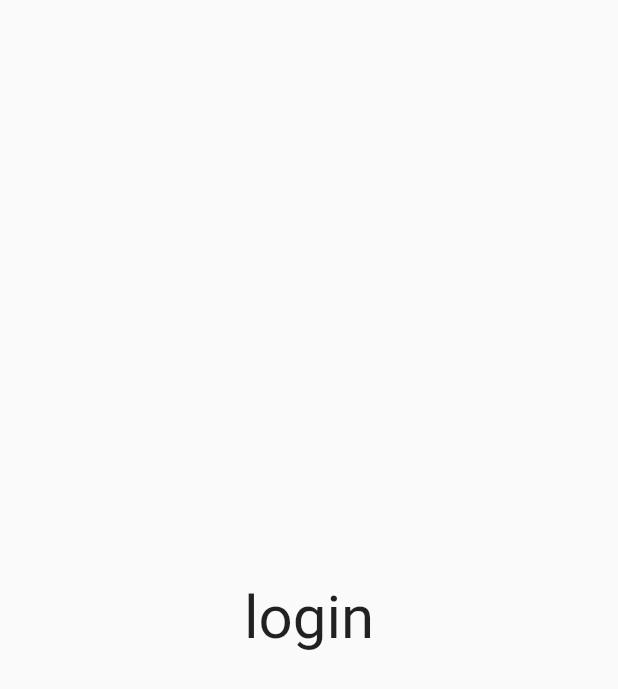
After one commit to sahil-santosh/fluttrPoint, a Flutter app: the screen it shows after launch, on a phone screen of 412 x 824 dp. The commit adds this screen. Shown: the top 689 px of the screen. Run offline on Flutter 3.47's test engine with Material 2 defaults, Android fonts, the phone set to English and light mode, and no system bars.

Commit message:
day2 completed

```diff
--- a/lib/main.dart
+++ b/lib/main.dart
@@ -1,5 +1,6 @@
 import 'package:flutter/material.dart';
-import 'package:flutter_catalog/home_page.dart';
+import 'package:flutter_catalog/pages/home_page.dart';
+import 'package:flutter_catalog/pages/login_page.dart';
 
 void main() {
   runApp(MyApp());
@@ -11,7 +12,15 @@ class MyApp extends StatelessWidget {
   Widget build(BuildContext context) {
     return MaterialApp(
       debugShowCheckedModeBanner: false,
-      home: HomePage()
+      // home: HomePage(),          // you can define HomePage() here
+      themeMode: ThemeMode.light,   // akele ye likhne se kuch nhi hoga hume darkTheme bhi dena padega then it works
+      theme: ThemeData(primaryColor: Colors.deepPurple),
+      darkTheme: ThemeData(brightness: Brightness.dark),
+      initialRoute: "/login",//when we run app by deafult we saw the HomePage() if WE set initial route ,now we saw the login page when app run
+      routes: {
+        "/": (context)=> HomePage(),  //or you can define HomePage() here otherwise this gave you error
+        "/login": (context) => LoginPage(),
+        },
     );
   }
 }
--- /dev/null
+++ b/lib/pages/login_page.dart
@@ -0,0 +1,13 @@
+import 'package:flutter/material.dart';
+
+class LoginPage extends StatelessWidget {
+  @override
+  Widget build(BuildContext context) {
+    return Material(
+      child: Center(
+        child: Text("login",style: TextStyle(fontSize: 20),textScaleFactor: 2.0,),
+
+      ),
+    );
+  }
+}
```
Also changed, not shown: lib/pages/home_page.dart (renamed from lib/home_page.dart).
